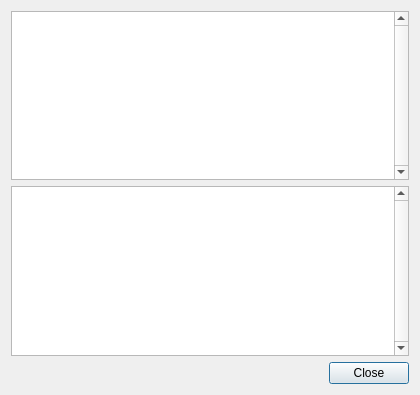
Above: src/gameinfodialog.ui from realnc/qtads before the change. Below: the same form after it.
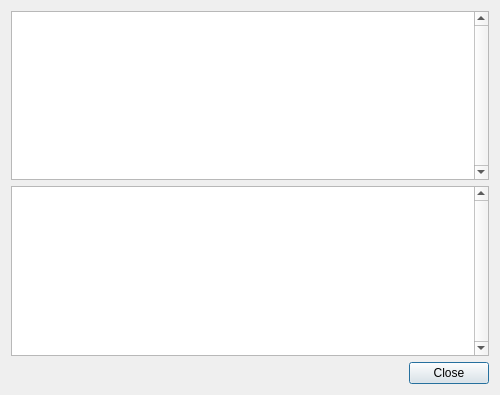
That is the form after the change.

Commit message: Display cover art images in the "Game Information" dialog

Patch:
```diff
--- a/src/gameinfodialog.ui
+++ b/src/gameinfodialog.ui
@@ -6,7 +6,7 @@
    <rect>
     <x>0</x>
     <y>0</y>
-    <width>420</width>
+    <width>500</width>
     <height>395</height>
    </rect>
   </property>
@@ -26,6 +26,8 @@
 &lt;td style=&quot;border: none;&quot;&gt;
 &lt;p style=&quot;-qt-paragraph-type:empty; margin-top:0px; margin-bottom:0px; margin-left:0px; margin-right:0px; -qt-block-indent:0; text-indent:0px;&quot;&gt;&lt;/p&gt;
 &lt;p style=&quot;-qt-paragraph-type:empty; margin-top:0px; margin-bottom:0px; margin-left:0px; margin-right:0px; -qt-block-indent:0; text-indent:0px;&quot;&gt;&lt;/p&gt;
+&lt;p style=&quot;-qt-paragraph-type:empty; margin-top:0px; margin-bottom:0px; margin-left:0px; margin-right:0px; -qt-block-indent:0; text-indent:0px;&quot;&gt;&lt;/p&gt;
+&lt;p style=&quot;-qt-paragraph-type:empty; margin-top:0px; margin-bottom:0px; margin-left:0px; margin-right:0px; -qt-block-indent:0; text-indent:0px;&quot;&gt;&lt;/p&gt;
 &lt;p style=&quot;-qt-paragraph-type:empty; margin-top:0px; margin-bottom:0px; margin-left:0px; margin-right:0px; -qt-block-indent:0; text-indent:0px;&quot;&gt;&lt;/p&gt;&lt;/td&gt;&lt;/tr&gt;&lt;/table&gt;&lt;/body&gt;&lt;/html&gt;</string>
      </property>
      <property name="openExternalLinks">
```
The commit also changes 2 other files.
